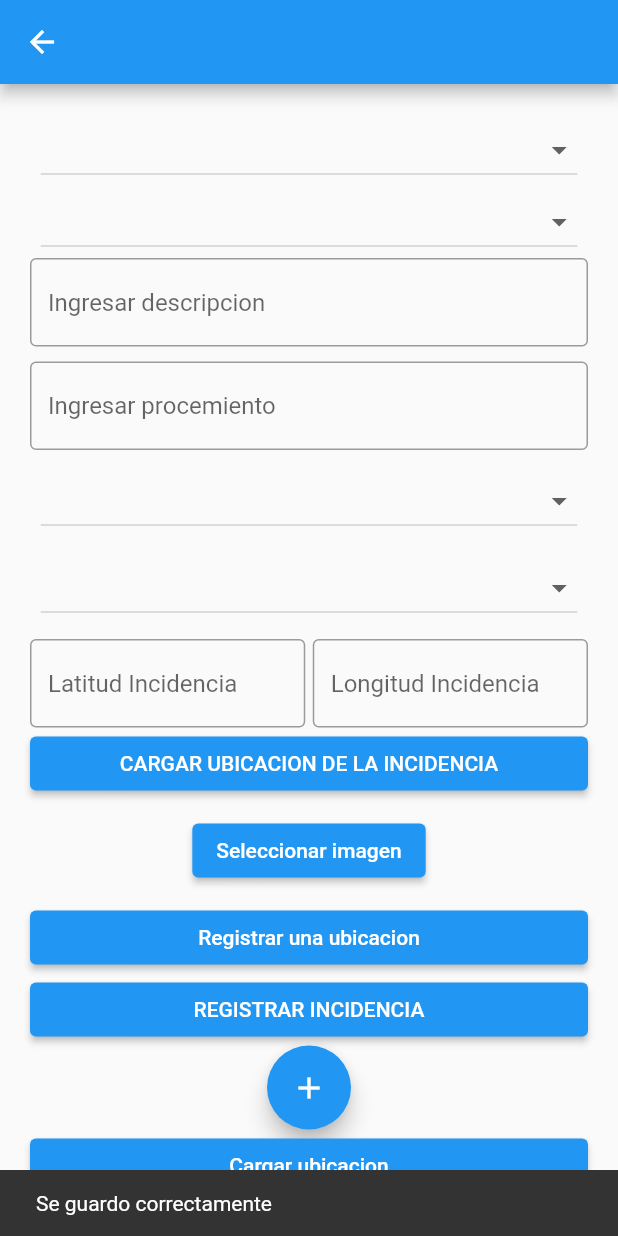
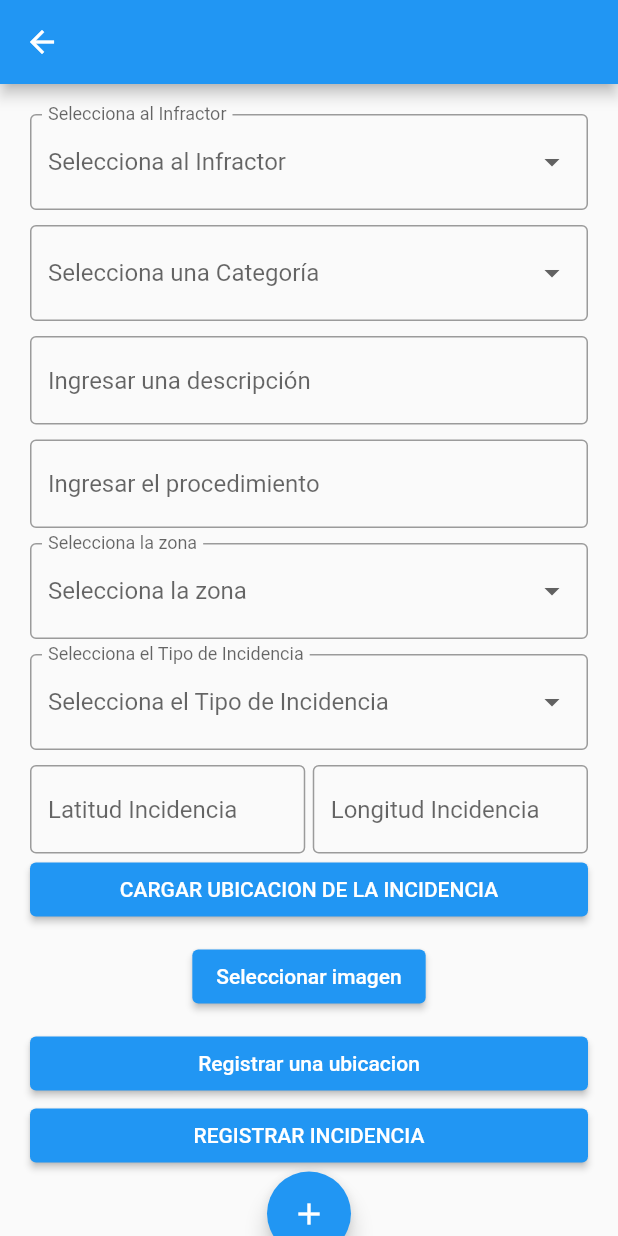
Before and after one commit to malenarojas/Proyecto-taller, a Flutter app: the RegistrarIncidenciasScreen screen opened by its route, after a tap on "REGISTRAR INCIDENCIA", on a phone screen of 412 x 824 dp. Run offline on Flutter 3.47's test engine with Material 2 defaults, Android fonts, the phone set to English and light mode, and no system bars; our stand-ins replace animate_do, bloc, equatable, firebase_core, firebase_messaging, flutter_bloc and 8 more; missing offline and left inert: dart:js_interop; accounts and stored records are empty.

Commit message:
Fixeando el registro de incidencia

```diff
--- a/lib/config/constants.dart
+++ b/lib/config/constants.dart
@@ -1,3 +1,3 @@
 class Constants {
-  static final API_URL = "http://192.168.0.41:3001/api/v1/mobile";
+  static final API_URL = "http://192.168.247.43:3001/api/v1/mobile";
 }
--- a/lib/screens/RegistrarIncidencias_screen.dart
+++ b/lib/screens/RegistrarIncidencias_screen.dart
@@ -1,5 +1,6 @@
 import 'dart:convert';
 import 'dart:io';
+import 'dart:js_interop';
 
 import 'package:flutter/material.dart';
 import 'package:flutter_bloc/flutter_bloc.dart';
@@ -38,8 +39,21 @@ class _RegistrarIncidenciasScreenState
 
   Estamento? selectedEstamento;
   List<Estamento> estamentos = [
-    Estamento(idEstamento: 4,nombre: 'malena Rojas Camargo', codigo: 218099282, foto: ''),
-    Estamento(idEstamento: 6,nombre: 'Angelica miranda mendoza', codigo: 218099282, foto: ''),
+    Estamento(
+        idEstamento: 3,
+        nombre: 'Eliot German Humerez Aguirre - Docente',
+        codigo: 21404,
+        foto: ''),
+    Estamento(
+        idEstamento: 4,
+        nombre: 'Malena Rojas Camargo - Estudiante',
+        codigo: 218099282,
+        foto: ''),
+    Estamento(
+        idEstamento: 6,
+        nombre: 'Angélica Miranda Mendoza - Estudiante',
+        codigo: 218099282,
+        foto: ''),
   ];
   Categoria? selectedCategoria;
   List<Categoria> categorias = [
@@ -55,7 +69,8 @@ class _RegistrarIncidenciasScreenState
     Tipo(5, "Bullyng"),
     Tipo(6, "Bebidas alcoholicas"),
     Tipo(7, "Conduccion Peligrosa"),
-    Tipo(8, "Parqueo inapropiado"),
+    Tipo(8, "Parqueo Inapropiado"),
+    Tipo(9, "Actos Obscenos"),
   ];
 
   Zona? selectedzona;
@@ -85,7 +100,14 @@ class _RegistrarIncidenciasScreenState
             padding: const EdgeInsets.all(20),
             child: Column(
               children: [
-                DropdownButton<Estamento>(
+                Container(
+                    padding: const EdgeInsets.only(bottom: 10),
+                    child: DropdownButtonFormField<Estamento>(
+                      decoration: const InputDecoration(
+                        labelText: 'Selecciona al Infractor',
+                        border: OutlineInputBorder(),
+                      ),
+                      hint: Text("Selecciona al Infractor"),
                       value: selectedEstamento,
                       onChanged: (Estamento? newValue) {
                         setState(() {
@@ -97,13 +119,19 @@ class _RegistrarIncidenciasScreenState
                           return DropdownMenuItem<Estamento>(
                             value: estamento,
                             child: Container(
-                            width: MediaQuery.of(context).size.width * 0.81,
+                                width: MediaQuery.of(context).size.width * 0.75,
                                 child: Text(estamento.nombre)),
                           );
                         },
                       ).toList(),
+                    )),
+                Container(
+                    padding: const EdgeInsets.only(bottom: 10),
+                    child: DropdownButtonFormField<Categoria>(
+                      decoration: const InputDecoration(
+                        labelText: 'Selecciona una Categoría',
+                        border: OutlineInputBorder(),
                       ),
-                DropdownButton<Categoria>(
                       value: selectedCategoria,
                       onChanged: (Categoria? newValue) {
                         setState(() {
@@ -115,29 +143,34 @@ class _RegistrarIncidenciasScreenState
                           return DropdownMenuItem<Categoria>(
                             value: categoria,
                             child: Container(
-                          width: MediaQuery.of(context).size.width * 0.81,
+                              width: MediaQuery.of(context).size.width * 0.75,
                               child: Text(categoria.nombre),
                             ),
                           );
                         },
                       ).toList(),
-                ),
+                    )),
                 TextField(
                   decoration: const InputDecoration(
                       border: OutlineInputBorder(),
-                      hintText: 'Ingresar descripcion'),
+                      hintText: 'Ingresar una descripción'),
                   controller: descripcionController,
                 ),
                 const SizedBox(height: 10),
                 TextField(
                   decoration: const InputDecoration(
                       border: OutlineInputBorder(),
-                      hintText: 'Ingresar procemiento'),
+                      hintText: 'Ingresar el procedimiento'),
                   controller: procedimientoController,
                   maxLines: null,
                 ),
                 const SizedBox(height: 10),
-                DropdownButton<Zona>(
+                DropdownButtonFormField<Zona>(
+                  decoration: const InputDecoration(
+                    labelText: 'Selecciona la zona',
+                    border: OutlineInputBorder(),
+                  ),
+                  hint: Text("Selecciona la zona"),
                   value: selectedzona,
                   onChanged: (Zona? newValue) {
                     setState(() {
@@ -149,7 +182,7 @@ class _RegistrarIncidenciasScreenState
                       return DropdownMenuItem<Zona>(
                         value: zona,
                         child: Container(
-                          width: MediaQuery.of(context).size.width * 0.81,
+                          width: MediaQuery.of(context).size.width * 0.75,
                           child: Text(zona.nombre),
                         ),
                       );
@@ -157,7 +190,12 @@ class _RegistrarIncidenciasScreenState
                   ).toList(),
                 ),
                 const SizedBox(height: 10),
-                DropdownButton<Tipo>(
+                DropdownButtonFormField<Tipo>(
+                  decoration: const InputDecoration(
+                    labelText: 'Selecciona el Tipo de Incidencia',
+                    border: OutlineInputBorder(),
+                  ),
+                  hint: Text("Selecciona el Tipo de Incidencia"),
                   value: selectedTipo,
                   onChanged: (Tipo? newValue) {
                     setState(() {
@@ -169,7 +207,7 @@ class _RegistrarIncidenciasScreenState
                       return DropdownMenuItem<Tipo>(
                         value: tipo,
                         child: Container(
-                          width: MediaQuery.of(context).size.width * 0.81,
+                          width: MediaQuery.of(context).size.width * 0.75,
                           child: Text(tipo.nombre),
                         ),
                       );
@@ -248,7 +286,7 @@ class _RegistrarIncidenciasScreenState
                     child: ElevatedButton(
                       onPressed: () {
                         guardarRegistro();
-                          mostrarMensaje('Se guardo correctamente');
+                        //mostrarMensaje('Se guardo correctamente');
                       },
                       child: Text("REGISTRAR INCIDENCIA"),
                     ),
@@ -258,8 +296,7 @@ class _RegistrarIncidenciasScreenState
                   onPressed: () {
                     Navigator.push(
                       context,
-                        MaterialPageRoute(
-                            builder: (context) => FacialScreen()),
+                      MaterialPageRoute(builder: (context) => FacialScreen()),
                     );
                   },
                   child: Icon(Icons.add),
@@ -291,16 +328,15 @@ class _RegistrarIncidenciasScreenState
             ),
           ),
         );
-       }
-      ),
+      }),
     );
   }
-
 
   void mostrarMensaje(String mensaje) {
     final snackBar = SnackBar(content: Text(mensaje));
     ScaffoldMessenger.of(context).showSnackBar(snackBar);
   }
+
   Future<void> pickImage() async {
     final picker = ImagePicker();
     final pickedImage = await picker.pickImage(source: ImageSource.gallery);
@@ -326,7 +362,7 @@ class _RegistrarIncidenciasScreenState
     String idZona = idZonaController.text;
 
     // URL del endpoint del backend
-    String url = "${Constants.API_URL}/incidents";
+    String url = "${Constants.API_URL}/incidencias";
 
     try {
       List<String> base64Images = [];
@@ -341,37 +377,38 @@ class _RegistrarIncidenciasScreenState
         'jwt':
             "eyJhbGciOiJIUzI1NiIsInR5cCI6IkpXVCJ9.eyJpZFVzdWFyaW8iOjEsImNvZGlnbyI6IjQzOTg4NzY3IiwiaWF0IjoxNjg4MDc1MTg4fQ.BfOyD4vfupHN2wYfQyp3BlJhYEORRLvZw9avsvaPCeY"
       };
-      Map<String, String> body = {
+      List<String> idEstamentos = [selectedEstamento!.idEstamento.toString()];
+      Map<String, dynamic> body = {
         'descripcion': descripcion,
         'procedimiento': procedimiento,
         'latitudDispositivo': latitudDispositivo,
         'longitudDispositivo': longitudDispositivo,
         'latitudIncidencia': latitudIncidencia,
         'longitudIncidencia': longitudIncidencia,
-        'idOperativo': idUsuario,
-        'idCategoria': idCategoria,
-        'idTipoIncidencia': idTipoIncidencia,
-        'idZona': idZona,
-        'imagenes':  jsonEncode(base64Images),
+        'idOperativo': '1',
+        'idCategoriaIncidencia': selectedCategoria!.idCategoria.toString(),
+        'idTipo': selectedTipo!.idTipo.toString(),
+        'idZona': selectedzona!.idZona.toString(),
+        'idEstamentos': idEstamentos,
+        'imagenes': base64Images,
       };
 
-      print('Enviando body: $body');
+      print('Enviando url: $url');
+      print('Enviando body: ${jsonEncode(body)}');
       final response = await http.post(
         Uri.parse(url),
         headers: headers,
         body: jsonEncode(body),
       );
-      print(response);
+      print('Respuesta del servidor: ${response.body}');
       if (response.statusCode == 200) {
         // Éxito en la solicitud
-        print('Registro guardado correctamente');
+        print('Incidencia registrada exitosamente.');
+        mostrarMensaje('Incidencia registrada exitosamente.');
       } else {
         // Error en la solicitud
-        print('Error al guardar el registro: ${response.statusCode}');
+        print('Error al guardar el registro statusCode: ${response.statusCode}');
       }
-
-      print('Registro guardado exitosamente');
-      print('Respuesta del servidor: ${response.body}');
     } catch (error) {
       print('Error al guardar el registro: $error');
     }
--- a/lib/screens/login_screen.dart
+++ b/lib/screens/login_screen.dart
@@ -60,15 +60,14 @@ class LoginScreen extends StatelessWidget {
                             autocorrect: false,
                             decoration: InputDecorations.inputDecoration(
                                 hintText: '218099282',
-                                labelText: 'Codigo',
-                                icono:
-                                    const Icon(Icons.numbers)),
+                                labelText: 'Código',
+                                icono: const Icon(Icons.numbers)),
                             validator: (value) {
                               String pattern = r'^\d+$';
                               RegExp regExp = new RegExp(pattern);
                               return regExp.hasMatch(value ?? '')
                                   ? null
-                                  : 'El valor ingresado no es un numero';
+                                  : 'El valor ingresado no es un número';
                             },
                           ),
                           const SizedBox(height: 50),
@@ -147,15 +146,13 @@ class LoginScreen extends StatelessWidget {
         Color.fromARGB(219, 98, 119, 195),
       ])),
       width: double.infinity,
-      height: Size.height * 0.4,
-      child: Stack(
-        children: [
-          Positioned(child: burbuja(), top: 90, left: 30),
-          Positioned(child: burbuja(), top: -40, left: -30),
-          Positioned(child: burbuja(), top: -50, right: -20),
-          Positioned(child: burbuja(), bottom: -50, left: 10),
-          Positioned(child: burbuja(), bottom: 120, right: 20),
-        ],
+      height: Size.height * 0.45,
+      child: Padding(
+        padding: EdgeInsets.all(0),
+        child: Image.asset(
+          'images/authuagrm.jpg',
+          fit: BoxFit.cover,
+        ),
       ),
     );
   }
--- a/pubspec.yaml
+++ b/pubspec.yaml
@@ -94,6 +94,7 @@ flutter:
       - images/Incidencia6.jpeg
       - images/drawer.jpg
       - images/profile.jpg
+      - images/authuagrm.jpg
   #   - images/a_dot_ham.jpeg
 
   # An image asset can refer to one or more resolution-specific "variants", see
```
Also changed, not shown: images/authuagrm.jpg (added). Lines whose indentation alone changed are shown as unchanged.
